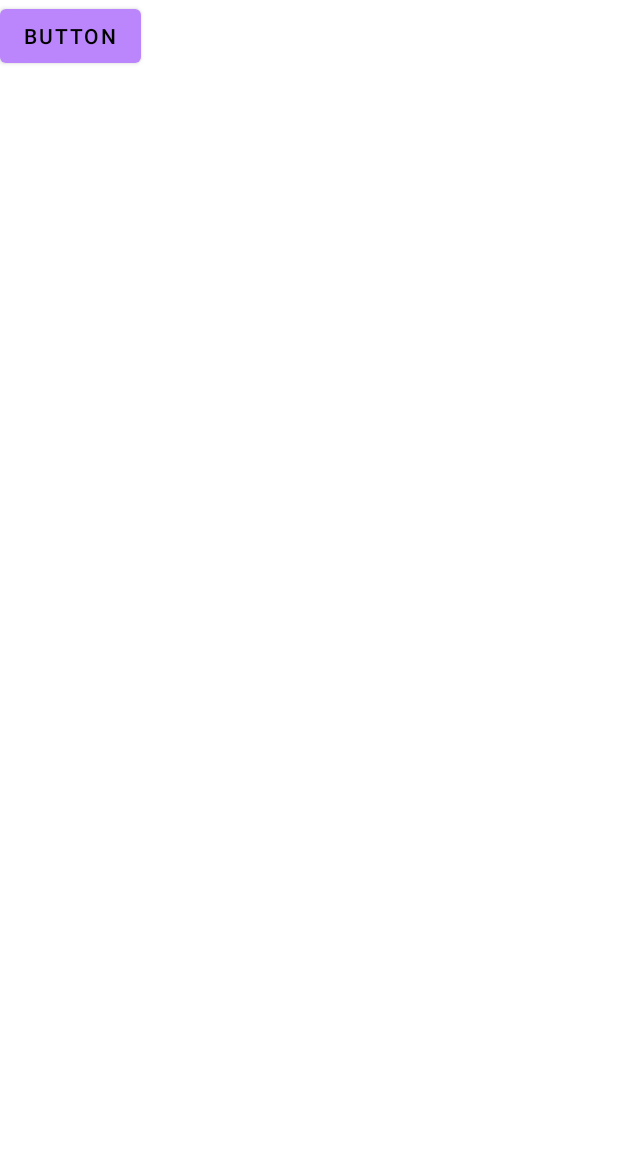
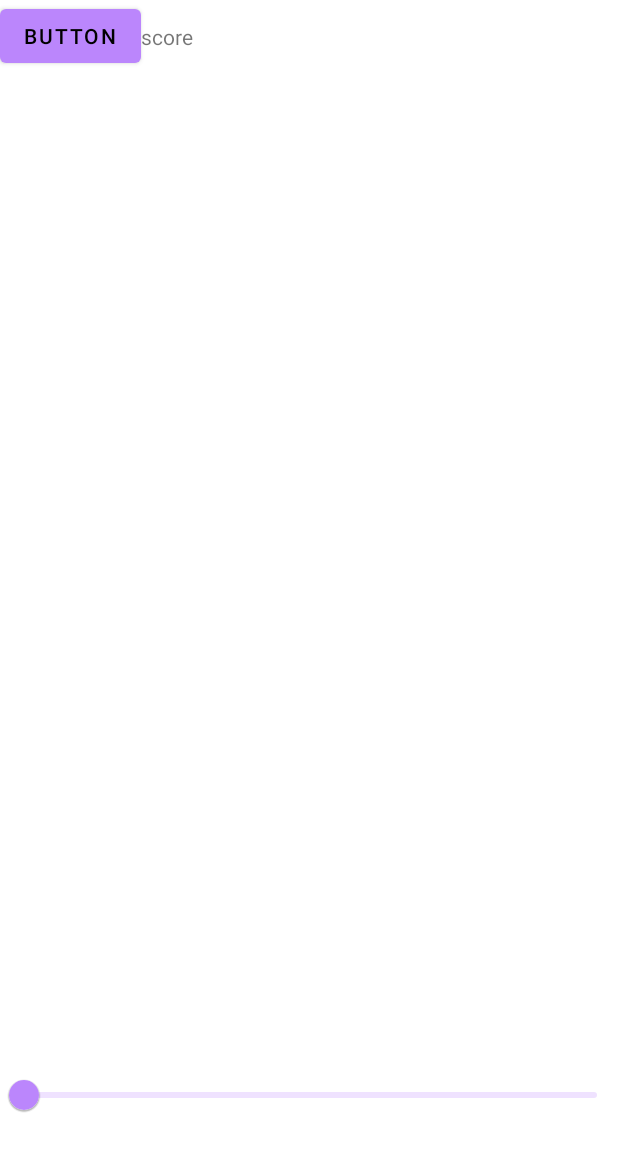
Before and after one commit to choyj0920/climbfeedback, an Android app: the screen it shows after launch (VideoActivity), on a phone screen of 412 x 824 dp. Shown: the top 1151 px of the screen. Run offline under Robolectric (Android 15) with nearby library versions, the phone set to English and light mode, and no system bars; libraries missing offline, so code that uses them is left out: org.tensorflow.lite; 1 statement that could not run was skipped.

Commit message:
ENH : visual score

```diff
--- a/app/src/main/res/layout/activity_video.xml
+++ b/app/src/main/res/layout/activity_video.xml
@@ -4,7 +4,15 @@
     android:layout_width="match_parent"
     android:layout_height="match_parent"
     xmlns:app="http://schemas.android.com/apk/res-auto"
-    tools:context=".MainActivity">
+    tools:context=".VideoActivity">
+
+    <com.google.android.material.slider.Slider
+        android:id="@+id/slider"
+        android:layout_width="match_parent"
+        android:layout_height="30dp"
+        app:layout_constraintBottom_toTopOf="@+id/framesRecyclerView"
+        app:layout_constraintEnd_toEndOf="parent"
+        app:layout_constraintStart_toStartOf="parent" />
 
     <ImageView
         android:id="@+id/selectedFrameImageView"
@@ -12,7 +20,7 @@
         android:layout_height="0dp"
         android:layout_weight="1"
         android:scaleType="fitCenter"
-        app:layout_constraintBottom_toTopOf="@+id/framesRecyclerView"
+        app:layout_constraintBottom_toTopOf="@+id/slider"
         app:layout_constraintEnd_toEndOf="parent"
         app:layout_constraintStart_toStartOf="parent"
         app:layout_constraintTop_toBottomOf="@+id/btnSelectVideo"
@@ -23,7 +31,8 @@
         class="androidx.recyclerview.widget.RecyclerView"
         android:layout_width="match_parent"
 
-        android:layout_height="100dp"
+        android:scrollbarFadeDuration="0"
+        android:layout_height="70dp"
         android:orientation="horizontal"
         android:scrollbars="horizontal"
         app:layout_constraintBottom_toBottomOf="parent"
@@ -37,4 +46,14 @@
         android:text="Button"
         app:layout_constraintStart_toStartOf="parent"
         app:layout_constraintTop_toTopOf="parent" />
+
+
+    <TextView
+        android:id="@+id/tvScore"
+        android:layout_width="wrap_content"
+        android:layout_height="wrap_content"
+        android:text="score"
+        app:layout_constraintBottom_toBottomOf="@+id/btnSelectVideo"
+        app:layout_constraintStart_toEndOf="@+id/btnSelectVideo"
+        app:layout_constraintTop_toTopOf="parent" />
 </androidx.constraintlayout.widget.ConstraintLayout>
```
Also changed, not shown: app/src/main/java/com/hunsu/climbfeedback/VideoActivity.kt (+52 -6 lines).
